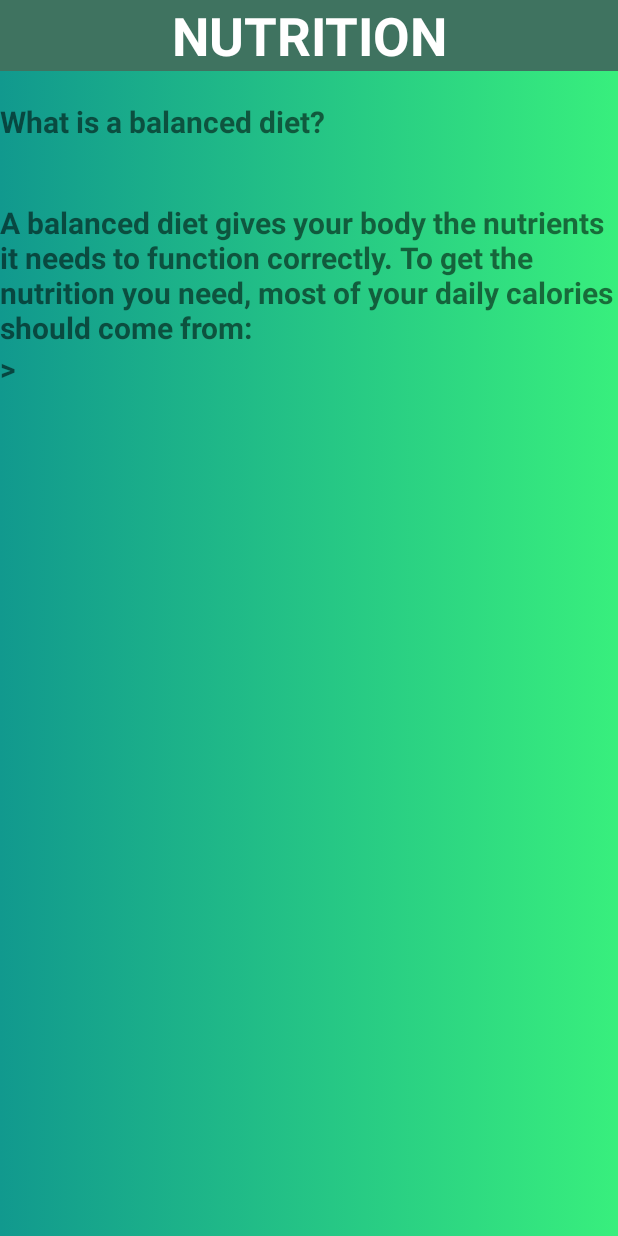
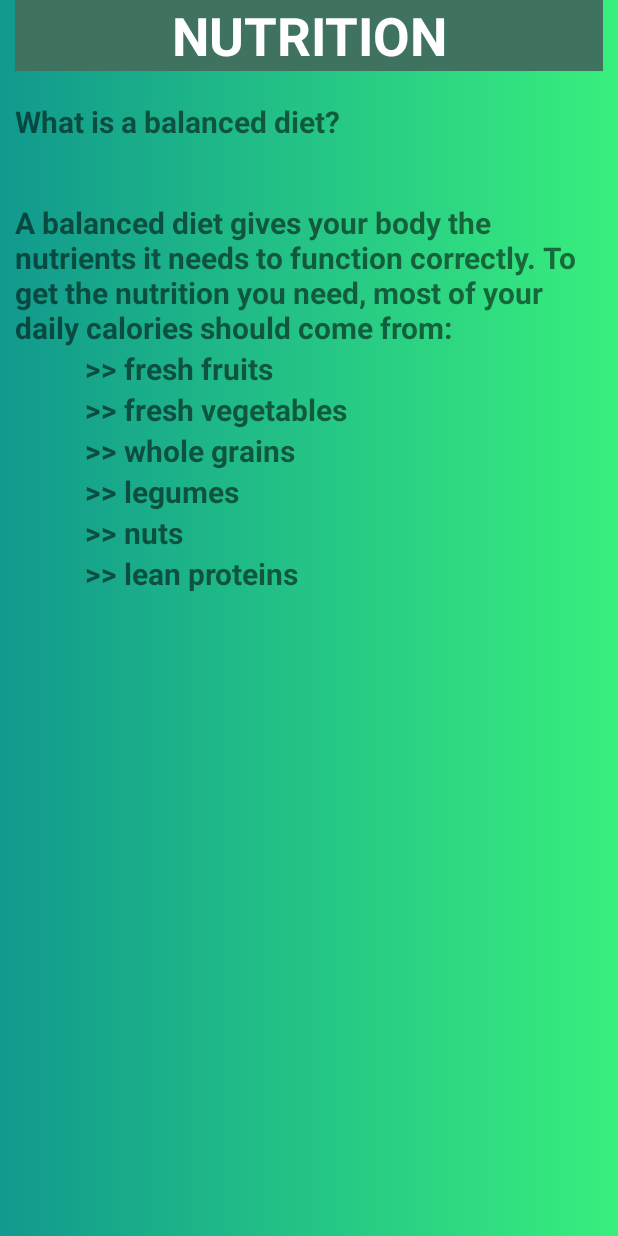
Before and after one commit to SanjiniPal/MyFitnessPal, an Android app: the NutritionActivity screen opened directly, with no data from a screen before it, on a phone screen of 412 x 824 dp. Run offline under Robolectric (Android 15) with nearby library versions, the phone set to English and light mode, and no system bars.

```diff
--- a/app/src/main/res/layout/activity_nutrition.xml
+++ b/app/src/main/res/layout/activity_nutrition.xml
@@ -12,7 +12,10 @@
         android:layout_width="match_parent"
         android:layout_height="match_parent"
         android:orientation="vertical"
-        android:gravity="center">
+        android:gravity="center"
+        android:layout_marginLeft="10dp"
+        android:layout_marginRight="10dp"
+        >
 
         <TextView
             android:layout_width="match_parent"
@@ -54,7 +57,52 @@
         <TextView
             android:layout_width="match_parent"
             android:layout_height="match_parent"
-            android:text=">"
+            android:text="          >> fresh fruits"
+            android:textSize="20sp"
+            android:textStyle="bold"
+            >
+
+        </TextView>
+        <TextView
+            android:layout_width="match_parent"
+            android:layout_height="match_parent"
+            android:text="          >> fresh vegetables"
+            android:textSize="20sp"
+            android:textStyle="bold"
+            >
+
+        </TextView>
+        <TextView
+            android:layout_width="match_parent"
+            android:layout_height="match_parent"
+            android:text="          >> whole grains"
+            android:textSize="20sp"
+            android:textStyle="bold"
+            >
+
+        </TextView>
+        <TextView
+            android:layout_width="match_parent"
+            android:layout_height="match_parent"
+            android:text="          >> legumes"
+            android:textSize="20sp"
+            android:textStyle="bold"
+            >
+
+        </TextView>
+        <TextView
+            android:layout_width="match_parent"
+            android:layout_height="match_parent"
+            android:text="          >> nuts"
+            android:textSize="20sp"
+            android:textStyle="bold"
+            >
+
+        </TextView>
+        <TextView
+            android:layout_width="match_parent"
+            android:layout_height="match_parent"
+            android:text="          >> lean proteins"
             android:textSize="20sp"
             android:textStyle="bold"
             >
```
